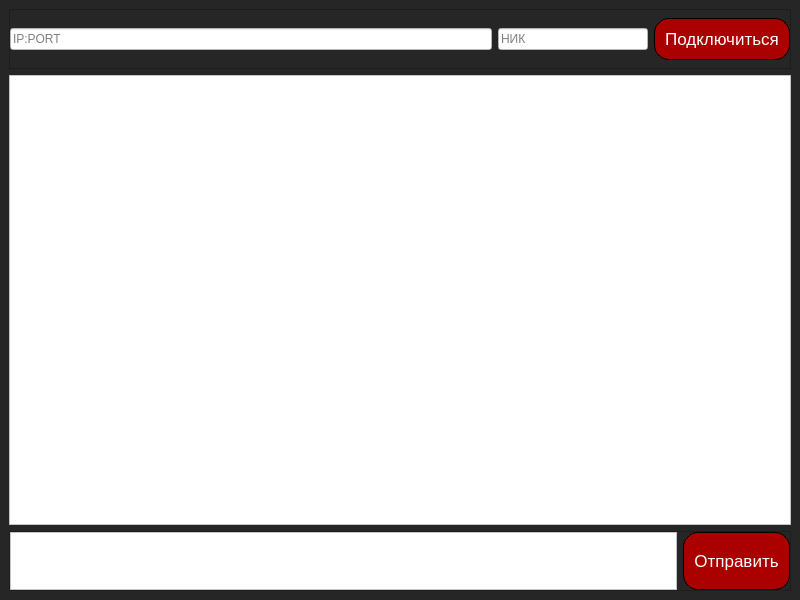
AstroBlartvks/QtChat, file form.ui: the form before one commit.
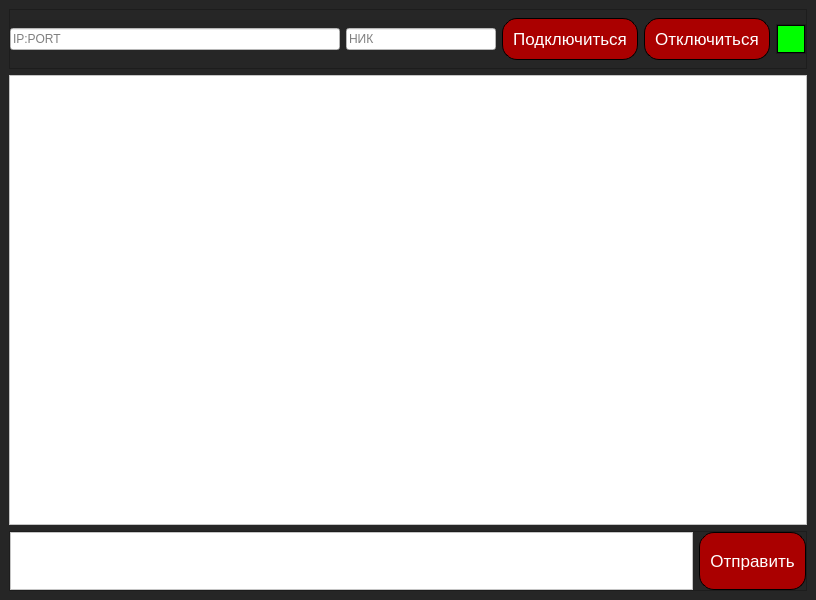
The form after the commit.

Patch:
```diff
--- a/form.ui
+++ b/form.ui
@@ -6,7 +6,7 @@
    <rect>
     <x>0</x>
     <y>0</y>
-    <width>800</width>
+    <width>816</width>
     <height>600</height>
    </rect>
   </property>
@@ -111,6 +111,77 @@
          </property>
         </widget>
        </item>
+       <item>
+        <widget class="QPushButton" name="pushButton_3">
+         <property name="text">
+          <string>Отключиться</string>
+         </property>
+        </widget>
+       </item>
+       <item>
+        <widget class="QFrame" name="frame_3">
+         <property name="minimumSize">
+          <size>
+           <width>30</width>
+           <height>30</height>
+          </size>
+         </property>
+         <property name="maximumSize">
+          <size>
+           <width>30</width>
+           <height>30</height>
+          </size>
+         </property>
+         <property name="styleSheet">
+          <string notr="true">QPushButton{
+background-color: rgb(0, 255, 0);
+
+}
+
+QPushButton:hover{
+background-color: rgb(0, 204, 0);
+}
+
+QPushButton:pressed{
+background-color: rgb(0, 102, 0);
+
+}</string>
+         </property>
+         <property name="frameShape">
+          <enum>QFrame::StyledPanel</enum>
+         </property>
+         <property name="frameShadow">
+          <enum>QFrame::Raised</enum>
+         </property>
+         <layout class="QVBoxLayout" name="verticalLayout_2">
+          <property name="spacing">
+           <number>0</number>
+          </property>
+          <property name="leftMargin">
+           <number>0</number>
+          </property>
+          <property name="topMargin">
+           <number>0</number>
+          </property>
+          <property name="rightMargin">
+           <number>0</number>
+          </property>
+          <property name="bottomMargin">
+           <number>0</number>
+          </property>
+          <item>
+           <widget class="QPushButton" name="pushButton_4">
+            <property name="styleSheet">
+             <string notr="true"/>
+            </property>
+            <property name="text">
+             <string/>
+            </property>
+           </widget>
+          </item>
+         </layout>
+        </widget>
+       </item>
       </layout>
      </widget>
     </item>
```
